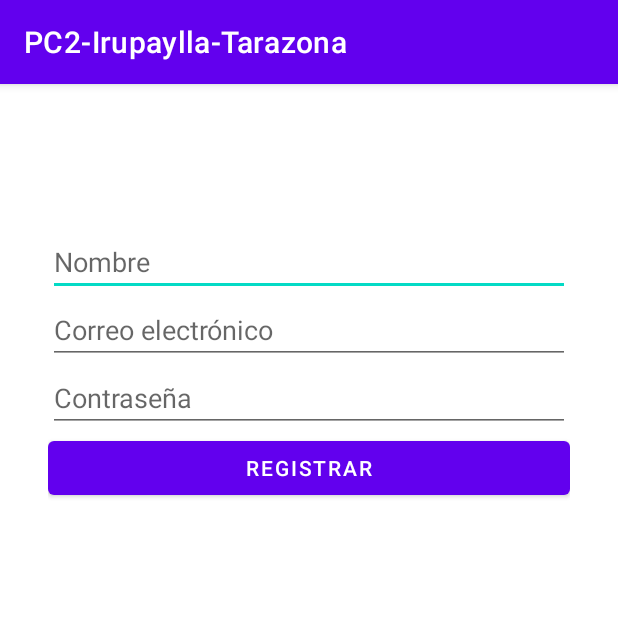
After one commit to BrigiteTZ/PC2_Irupaylla_Tarazona, an Android app: the RegisterActivity screen opened directly, with no data from a screen before it, on a phone screen of 412 x 824 dp, the top half of it. The commit adds this screen. Run offline under Robolectric (Android 15) with nearby library versions, the phone set to English and light mode, and no system bars; our stand-ins replace Firebase (no records; nobody signed in at launch, a user with empty details on screens opened directly).

Commit message:
Registro de Usuarios y vinculacion a Navigation

```diff
--- a/app/build.gradle.kts
+++ b/app/build.gradle.kts
@@ -56,6 +56,7 @@ dependencies {
     implementation(libs.firebase.auth.ktx)
     implementation(libs.firebase.firestore.ktx)
     implementation(libs.firebase.firestore)
+    implementation(libs.androidx.activity)
     testImplementation(libs.junit)
     androidTestImplementation(libs.androidx.junit)
     androidTestImplementation(libs.androidx.espresso.core)
--- a/app/src/main/AndroidManifest.xml
+++ b/app/src/main/AndroidManifest.xml
@@ -13,6 +13,9 @@
         android:theme="@style/Theme.PC2IrupayllaTarazona"
         tools:targetApi="31">
         <activity
+            android:name=".RegisterActivity"
+            android:exported="false" />
+        <activity
             android:name=".NavigationActivity"
             android:exported="false"
             android:label="@string/title_activity_navigation"
@@ -24,7 +27,6 @@
             android:theme="@style/Theme.PC2IrupayllaTarazona.NoActionBar">
             <intent-filter>
                 <action android:name="android.intent.action.MAIN" />
-
                 <category android:name="android.intent.category.LAUNCHER" />
             </intent-filter>
         </activity>
--- /dev/null
+++ b/app/src/main/java/dev/brigitetarazona/pc2_irupaylla_tarazona/RegisterActivity.kt
@@ -0,0 +1,51 @@
+package dev.brigitetarazona.pc2_irupaylla_tarazona
+
+import android.os.Bundle
+import android.widget.Button
+import android.widget.EditText
+import android.widget.Toast
+import androidx.appcompat.app.AppCompatActivity
+import com.google.firebase.auth.FirebaseAuth
+
+class RegisterActivity : AppCompatActivity() {
+
+    private lateinit var auth: FirebaseAuth
+
+    override fun onCreate(savedInstanceState: Bundle?) {
+        super.onCreate(savedInstanceState)
+        setContentView(R.layout.activity_register)
+
+        auth = FirebaseAuth.getInstance()
+
+        val etName: EditText = findViewById(R.id.etName)
+        val etEmail: EditText = findViewById(R.id.etEmail)
+        val etPassword: EditText = findViewById(R.id.etPassword)
+        val btnRegister: Button = findViewById(R.id.btnRegister)
+
+        btnRegister.setOnClickListener {
+            val name = etName.text.toString().trim()
+            val email = etEmail.text.toString().trim()
+            val password = etPassword.text.toString().trim()
+
+            if (name.isNotEmpty() && email.isNotEmpty() && password.isNotEmpty()) {
+                registerUser(name, email, password)
+            } else {
+                Toast.makeText(this, "Por favor, completa todos los campos", Toast.LENGTH_SHORT).show()
+            }
+        }
+    }
+
+    private fun registerUser(name: String, email: String, password: String) {
+        auth.createUserWithEmailAndPassword(email, password)
+            .addOnCompleteListener(this) { task ->
+                if (task.isSuccessful) {
+                    // Usuario registrado con éxito
+                    Toast.makeText(this, "Usuario registrado: $name", Toast.LENGTH_SHORT).show()
+                    finish() // Cierra esta actividad
+                } else {
+                    // Error al registrar usuario
+                    Toast.makeText(this, "Error: ${task.exception?.message}", Toast.LENGTH_LONG).show()
+                }
+            }
+    }
+}
--- /dev/null
+++ b/app/src/main/res/layout/activity_register.xml
@@ -0,0 +1,47 @@
+<?xml version="1.0" encoding="utf-8"?>
+<androidx.constraintlayout.widget.ConstraintLayout xmlns:android="http://schemas.android.com/apk/res/android"
+    xmlns:app="http://schemas.android.com/apk/res-auto"
+    xmlns:tools="http://schemas.android.com/tools"
+    android:id="@+id/main"
+    android:layout_width="match_parent"
+    android:layout_height="match_parent"
+    tools:context=".RegisterActivity">
+
+    <LinearLayout
+        android:id="@+id/linearLayout"
+        android:layout_width="match_parent"
+        android:layout_height="wrap_content"
+        android:orientation="vertical"
+        android:padding="32dp"
+        android:layout_marginTop="64dp"
+        app:layout_constraintTop_toTopOf="parent"
+        app:layout_constraintStart_toStartOf="parent"
+        app:layout_constraintEnd_toEndOf="parent">
+
+        <EditText
+            android:id="@+id/etName"
+            android:layout_width="match_parent"
+            android:layout_height="wrap_content"
+            android:hint="Nombre" />
+
+        <EditText
+            android:id="@+id/etEmail"
+            android:layout_width="match_parent"
+            android:layout_height="wrap_content"
+            android:hint="Correo electrónico" />
+
+        <EditText
+            android:id="@+id/etPassword"
+            android:layout_width="match_parent"
+            android:layout_height="wrap_content"
+            android:hint="Contraseña"
+            android:inputType="textPassword" />
+
+        <Button
+            android:id="@+id/btnRegister"
+            android:layout_width="match_parent"
+            android:layout_height="wrap_content"
+            android:text="Registrar" />
+    </LinearLayout>
+
+</androidx.constraintlayout.widget.ConstraintLayout>
--- a/app/src/main/res/menu/activity_main_drawer.xml
+++ b/app/src/main/res/menu/activity_main_drawer.xml
@@ -16,5 +16,10 @@
             android:id="@+id/nav_slideshow"
             android:icon="@drawable/ic_menu_slideshow"
             android:title="@string/menu_slideshow" />
+
+        <item
+            android:id="@+id/nav_register_user"
+            android:icon="@drawable/ic_register"
+            android:title="Registrar Usuario" />
     </group>
 </menu>
--- a/gradle/libs.versions.toml
+++ b/gradle/libs.versions.toml
@@ -17,6 +17,7 @@ firebaseAuthKtx = "23.1.0"
 firebaseFirestoreKtx = "25.1.1"
 googleGmsGoogleServices = "4.4.2"
 firebaseFirestore = "25.1.1"
+activity = "1.9.3"
 
 [libraries]
 androidx-core-ktx = { group = "androidx.core", name = "core-ktx", version.ref = "coreKtx" }
@@ -34,6 +35,7 @@ androidx-recyclerview = { group = "androidx.recyclerview", name = "recyclerview"
 firebase-auth-ktx = { group = "com.google.firebase", name = "firebase-auth-ktx", version.ref = "firebaseAuthKtx" }
 firebase-firestore-ktx = { group = "com.google.firebase", name = "firebase-firestore-ktx", version.ref = "firebaseFirestoreKtx" }
 firebase-firestore = { group = "com.google.firebase", name = "firebase-firestore", version.ref = "firebaseFirestore" }
+androidx-activity = { group = "androidx.activity", name = "activity", version.ref = "activity" }
 
 [plugins]
 android-application = { id = "com.android.application", version.ref = "agp" }
```
Also changed, not shown: app/src/main/java/dev/brigitetarazona/pc2_irupaylla_tarazona/NavigationActivity.kt (+37 -5 lines), app/src/main/res/drawable/ic_register.png (added).
